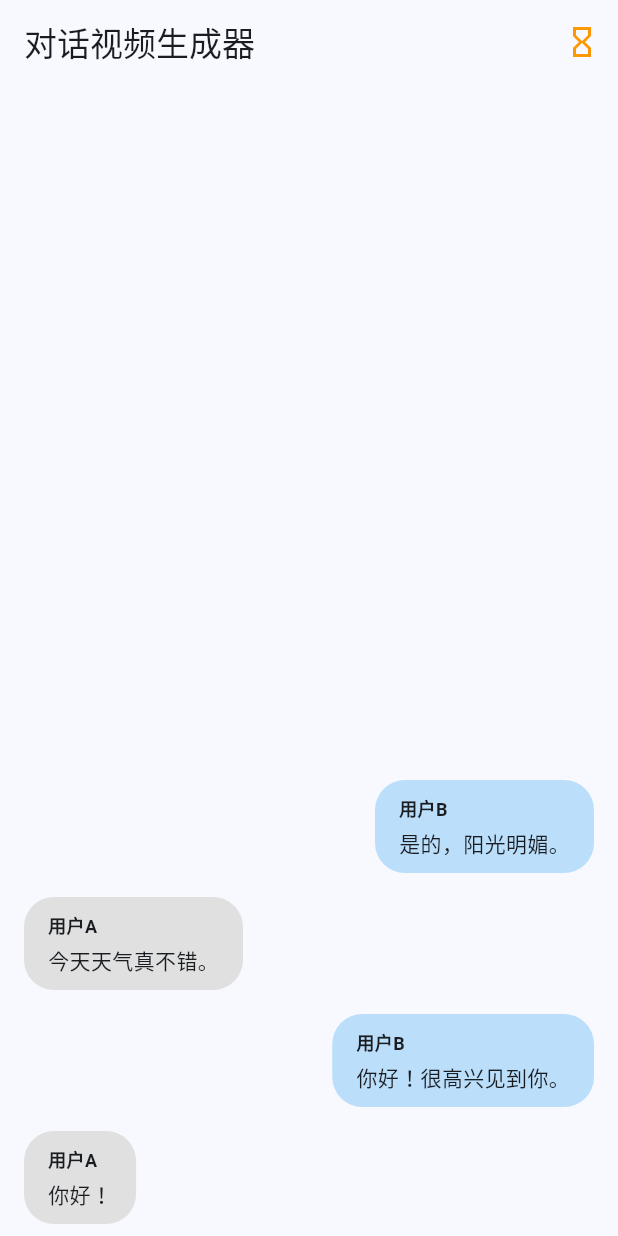
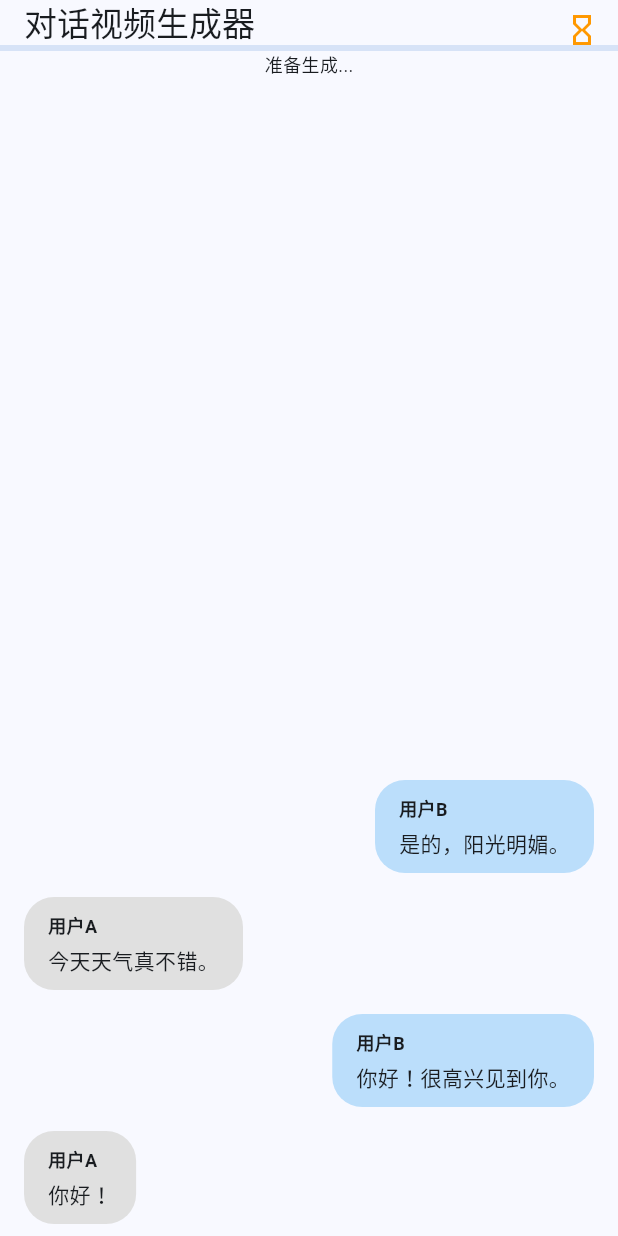
Before and after one commit to nasawz/chat_video_generator, a Flutter app: the screen it shows after launch, after a tap on the "movie creation" icon, on a phone screen of 412 x 824 dp. Run offline on Flutter 3.47's test engine with Material 3 defaults, Android fonts, the phone set to English and light mode, and no system bars; our stand-ins replace device_info_plus, permission_handler; missing offline and left inert: ffmpeg_kit_flutter.

Commit message:
feat: 添加视频生成进度指示器和状态更新
- 修复示例数据注释中的错误
- 引入进度变量以跟踪视频生成进度
- 在视频生成过程中更新进度文本和进度条
- 确保在生成完成后重置进度状态

```diff
--- a/lib/main.dart
+++ b/lib/main.dart
@@ -40,13 +40,17 @@ class _ChatScreenState extends State<ChatScreen> {
   String? _currentVideoPath;
   final GlobalKey _chatKey = GlobalKey();
 
-  // 示例��据
+  // 示例数据
   final List<ChatMessage> _messages = [
     ChatMessage(sender: "用户A", message: "你好！", isLeft: true),
     ChatMessage(sender: "用户B", message: "你好！很高兴见到你。", isLeft: false),
     ChatMessage(sender: "用户A", message: "今天天气真不错。", isLeft: true),
     ChatMessage(sender: "用户B", message: "是的，阳光明媚。", isLeft: false),
   ];
+
+  // 添加进度变量
+  double _generationProgress = 0.0;
+  String _progressText = '';
 
   @override
   void initState() {
@@ -187,7 +191,11 @@ class _ChatScreenState extends State<ChatScreen> {
     if (_isGenerating) return;
 
     try {
-      setState(() => _isGenerating = true);
+      setState(() {
+        _isGenerating = true;
+        _generationProgress = 0.0;
+        _progressText = '准备生成...';
+      });
 
       // 1. 创建临时目录存放帧图片
       final tempDir = await getTemporaryDirectory();
@@ -288,7 +296,18 @@ class _ChatScreenState extends State<ChatScreen> {
         final frameFile = File(
             '${framesDir.path}/frame_${frame.toString().padLeft(4, '0')}.png');
         await frameFile.writeAsBytes(buffer);
+
+        // 更新进度
+        setState(() {
+          _generationProgress = (frame + 1) / totalFrames * 0.8; // 帧生成占80%进度
+          _progressText = '生成帧 ${frame + 1}/$totalFrames';
+        });
       }
+
+      setState(() {
+        _progressText = '正在合成视频...';
+        _generationProgress = 0.8; // 开始FFmpeg处理
+      });
 
       // 3. 使用FFmpeg将图片序列转换为视频
       _currentVideoPath = await _getVideoSavePath();
@@ -329,6 +348,11 @@ class _ChatScreenState extends State<ChatScreen> {
       }
 
       if (ReturnCode.isSuccess(returnCode)) {
+        setState(() {
+          _progressText = '保存视频文件...';
+          _generationProgress = 0.9;
+        });
+
         print('Video generation completed successfully');
 
         // 检查生成的视频文件
@@ -390,7 +414,11 @@ class _ChatScreenState extends State<ChatScreen> {
         );
       }
     } finally {
-      setState(() => _isGenerating = false);
+      setState(() {
+        _isGenerating = false;
+        _generationProgress = 0.0;
+        _progressText = '';
+      });
     }
   }
 
@@ -407,6 +435,24 @@ class _ChatScreenState extends State<ChatScreen> {
             onPressed: _generateVideo,
           ),
         ],
+        // 添加进度条
+        bottom: _isGenerating
+            ? PreferredSize(
+                preferredSize: const Size.fromHeight(4.0),
+                child: Column(
+                  children: [
+                    LinearProgressIndicator(value: _generationProgress),
+                    Padding(
+                      padding: const EdgeInsets.only(bottom: 8.0),
+                      child: Text(
+                        _progressText,
+                        style: const TextStyle(fontSize: 12),
+                      ),
+                    ),
+                  ],
+                ),
+              )
+            : null,
       ),
       body: ListView.builder(
         key: _chatKey,
```
